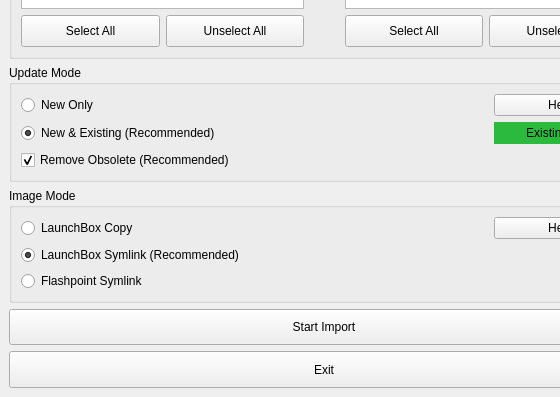
First picture: the form in res/mainwindow.ui, repository oblivioncth/FIL, before the edit; both pictures show x 0 to 560 and y 484 to 881 of the 648 by 881 pixel window.
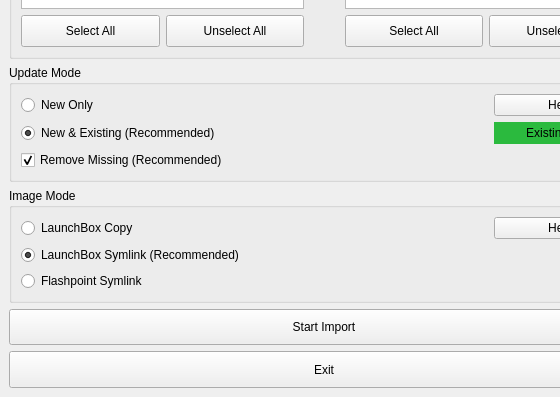
Second picture: the form after the edit. Icons and pictures are not drawn.

Commit message: - Switched some QSqlQuerys to use variable binding to avoid errors due to fields containing reserved symbols - Switched all QSqlQuerys to use backticks for column names in order to avoid errors due to column names that match a reserved word - Added Extreme and Library column to the column list for the FP table PlaylistGame, as they were not inserted when the columns' identifiers were added in previous commits - Renamed option "Remove Obsolete" to "Remove Missing" - Clarified the interaction "Remove Obsolete" and "Include Extreme" interact in the Update Mode help dialog

```diff
--- a/res/mainwindow.ui
+++ b/res/mainwindow.ui
@@ -477,7 +477,7 @@
           </size>
          </property>
          <property name="text">
-          <string>Remove Obsolete (Recommended)</string>
+          <string>Remove Missing (Recommended)</string>
          </property>
          <property name="checked">
           <bool>true</bool>
```
Left out of the diff: 5 changed lines with no effect on the pictures. The commit also changes 4 other files.
